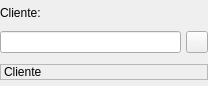
eboladev/Bulmages-1, file bulmages/bulmafact/src/busquedaclientebase.ui: the form before one commit.
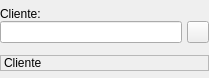
The form after the commit. Icons and pictures are not drawn.

The edit to the form file:
```diff
--- a/bulmages/bulmafact/src/busquedaclientebase.ui
+++ b/bulmages/bulmafact/src/busquedaclientebase.ui
@@ -8,21 +8,44 @@
    <rect>
     <x>0</x>
     <y>0</y>
-    <width>208</width>
-    <height>86</height>
+    <width>209</width>
+    <height>78</height>
    </rect>
   </property>
   <property name="windowTitle" >
    <string>Form1</string>
   </property>
-  <layout class="QGridLayout" >
+  <layout class="QVBoxLayout" >
    <property name="margin" >
     <number>0</number>
    </property>
    <property name="spacing" >
     <number>5</number>
    </property>
-   <item row="1" column="0" >
+   <item>
+    <layout class="QVBoxLayout" >
+     <property name="margin" >
+      <number>0</number>
+     </property>
+     <property name="spacing" >
+      <number>0</number>
+     </property>
+     <item>
+      <widget class="QLabel" name="label" >
+       <property name="sizePolicy" >
+        <sizepolicy>
+         <hsizetype>5</hsizetype>
+         <vsizetype>0</vsizetype>
+         <horstretch>0</horstretch>
+         <verstretch>0</verstretch>
+        </sizepolicy>
+       </property>
+       <property name="text" >
+        <string>Cliente:</string>
+       </property>
+      </widget>
+     </item>
+     <item>
     <layout class="QHBoxLayout" >
      <property name="margin" >
       <number>0</number>
@@ -72,7 +95,9 @@
      </item>
     </layout>
    </item>
-   <item row="2" column="0" >
+    </layout>
+   </item>
+   <item>
     <widget class="QLabel" name="m_nomcliente" >
      <property name="sizePolicy" >
       <sizepolicy>
@@ -90,21 +115,6 @@
      </property>
     </widget>
    </item>
-   <item row="0" column="0" >
-    <widget class="QLabel" name="label" >
-     <property name="sizePolicy" >
-      <sizepolicy>
-       <hsizetype>5</hsizetype>
-       <vsizetype>0</vsizetype>
-       <horstretch>0</horstretch>
-       <verstretch>0</verstretch>
-      </sizepolicy>
-     </property>
-     <property name="text" >
-      <string>Cliente:</string>
-     </property>
-    </widget>
-   </item>
   </layout>
  </widget>
  <layoutdefault spacing="0" margin="0" />
```
Left out of the diff: 4 changed lines with no effect on the pictures. Lines whose indentation alone changed are shown as unchanged.
